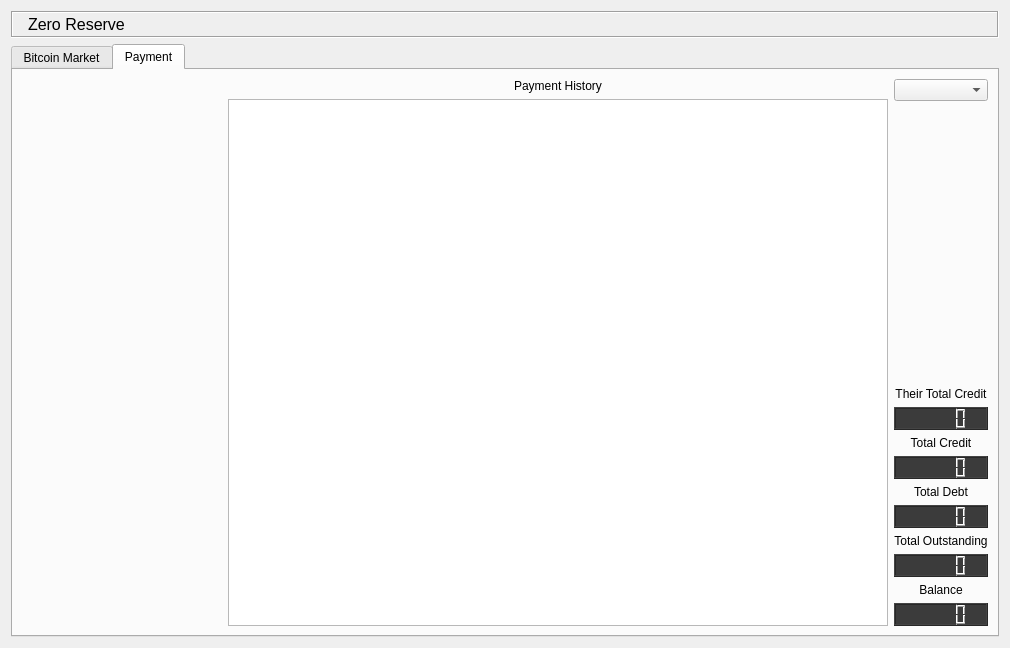
Above: ZeroReserveDialog.ui from zeroreserve/ZeroReserve before the change. Below: the same form after it.
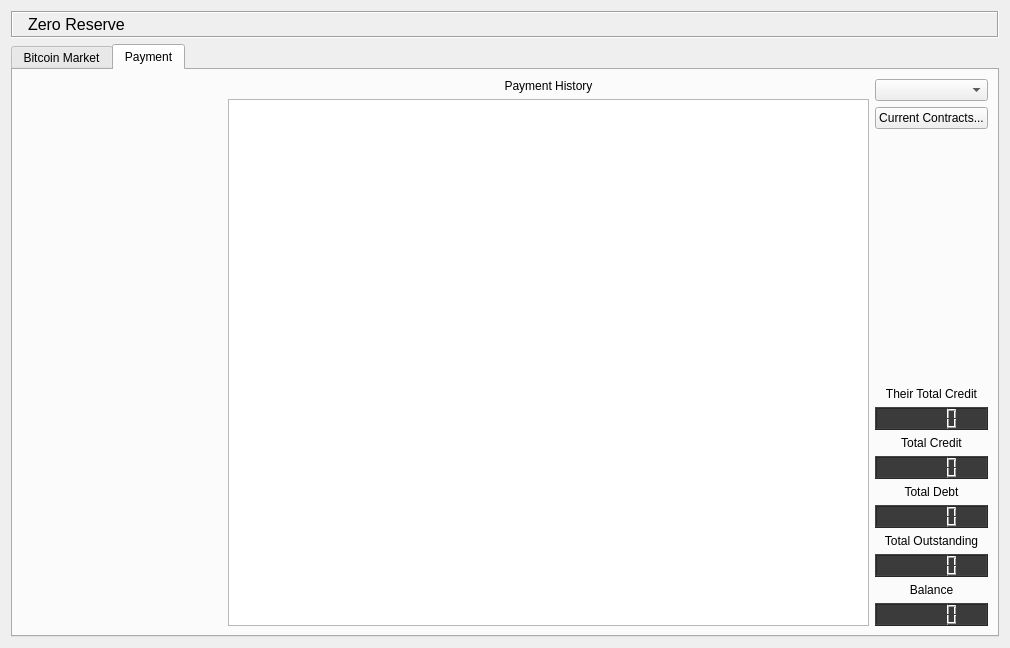
That is the form after the change. Icons and pictures are not drawn. Custom widgets are drawn as their Qt base class.

Commit message: contract list dialog

Diff of the .ui file:
```diff
--- a/ZeroReserveDialog.ui
+++ b/ZeroReserveDialog.ui
@@ -406,6 +406,13 @@
          <item>
           <widget class="QComboBox" name="currencySelector2"/>
          </item>
+         <item>
+          <widget class="QPushButton" name="currentTx">
+           <property name="text">
+            <string>Current Contracts...</string>
+           </property>
+          </widget>
+         </item>
          <item>
           <spacer name="verticalSpacer">
            <property name="orientation">
```
The commit also changes 7 other files.
